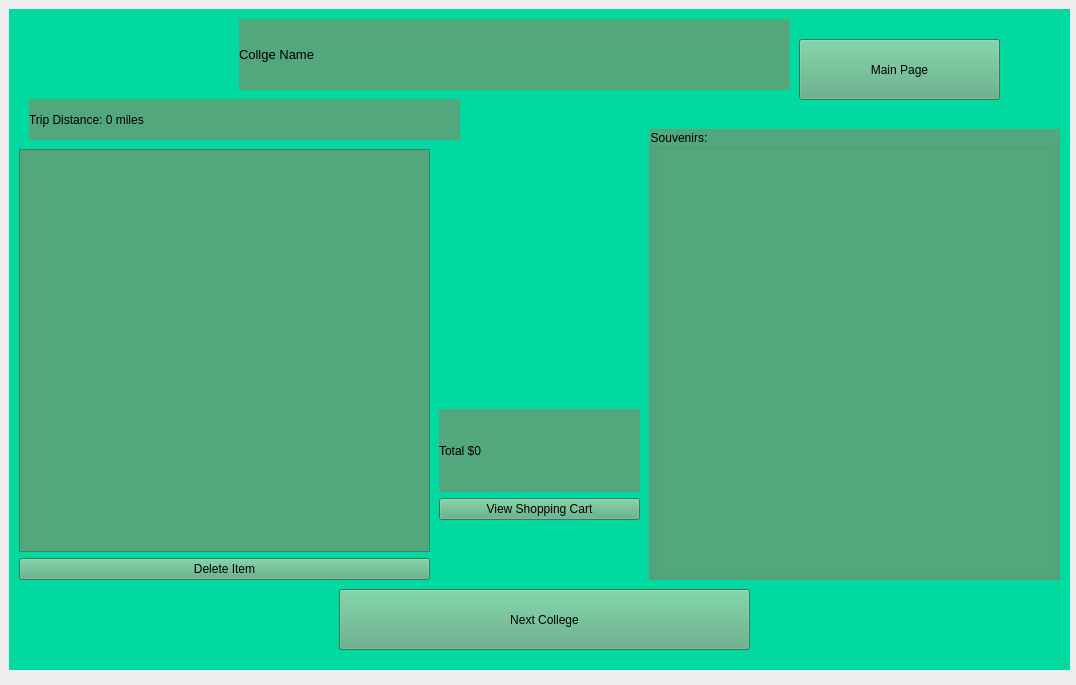
Before: the Qt Designer form CollegeTour.ui in CS1DScrumDogs/Code, drawn with Qt 5.
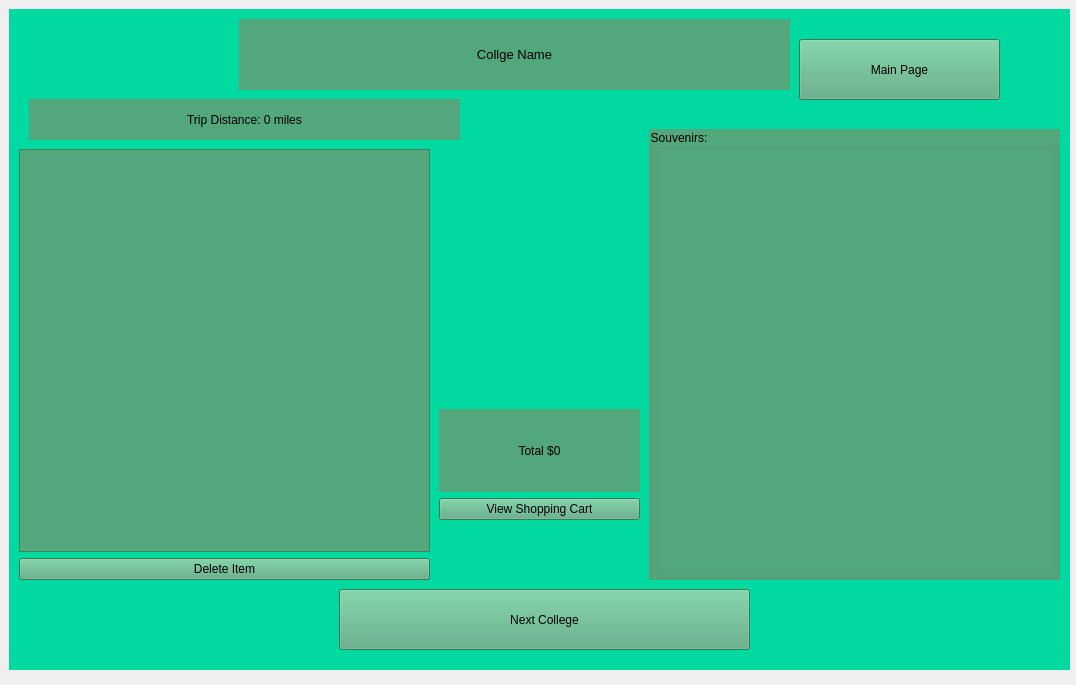
After: the same form once the commit is applied.

Patch:
```diff
--- a/CollegeTour.ui
+++ b/CollegeTour.ui
@@ -44,6 +44,9 @@
         <property name="text">
          <string>Total $0</string>
         </property>
+        <property name="alignment">
+         <set>Qt::AlignCenter</set>
+        </property>
        </widget>
       </item>
       <item>
@@ -78,6 +81,9 @@
      <property name="text">
       <string>Collge Name</string>
      </property>
+     <property name="alignment">
+      <set>Qt::AlignCenter</set>
+     </property>
     </widget>
     <widget class="QPushButton" name="NextCollegeButton">
      <property name="geometry">
@@ -139,6 +145,9 @@
      <property name="text">
       <string>Trip Distance: 0 miles</string>
      </property>
+     <property name="alignment">
+      <set>Qt::AlignCenter</set>
+     </property>
     </widget>
     <widget class="QGroupBox" name="SouvenirsGroupBox">
      <property name="geometry">
```
